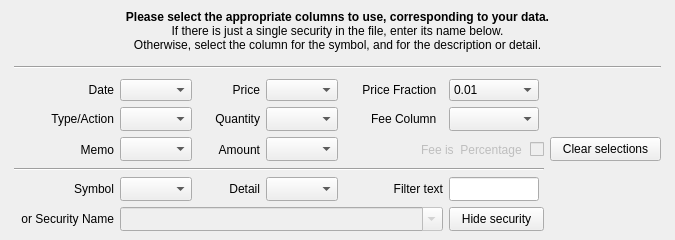
First picture: the form in kmymoney/plugins/csvimport/investmentwizardpage.ui, repository KDE/kmymoney, before the edit.
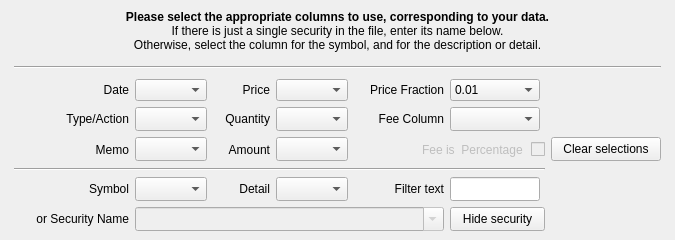
Second picture: the form after the edit. Custom widgets are drawn as their Qt base class.

Commit message: BUG:311481 - Fix problem in Schedules where the name field may be empty but OK button is enabled. Also, the amount field affects the OK button status. Make minor change to investmentwizardpage.ui, to fix width where a label was getting clipped, and remove two trailing spaces.

Diff of the .ui file:
```diff
--- a/kmymoney/plugins/csvimport/investmentwizardpage.ui
+++ b/kmymoney/plugins/csvimport/investmentwizardpage.ui
@@ -71,7 +71,7 @@
         </widget>
        </item>
        <item>
-        <layout class="QGridLayout" name="gridLayout" rowstretch="4,0,0,0,0,0" columnstretch="8,5,5,5,8,12,9">
+        <layout class="QGridLayout" name="gridLayout" rowstretch="4,0,0,0,0,0" columnstretch="22,10,10,11,16,11,18">
          <item row="0" column="0">
           <widget class="QLabel" name="labelInv_date">
            <property name="minimumSize">
@@ -190,7 +190,7 @@
             <string comment="noun, conversion factor to align pricing in the imported file with KMM's internal prices. "/>
            </property>
            <property name="text">
-            <string comment="noun, conversion fraction/multiplier to use to make compatible the csv pricing with KMM pricing.">Price Fraction  </string>
+            <string comment="noun, conversion fraction/multiplier to use to make compatible the csv pricing with KMM pricing.">Price Fraction</string>
            </property>
            <property name="alignment">
             <set>Qt::AlignRight|Qt::AlignTrailing|Qt::AlignVCenter</set>
@@ -612,7 +612,7 @@
             <enum>Qt::LeftToRight</enum>
            </property>
            <property name="text">
-            <string comment="column containing fee field">Fee Column  </string>
+            <string comment="column containing fee field">Fee Column</string>
            </property>
            <property name="alignment">
             <set>Qt::AlignRight|Qt::AlignTrailing|Qt::AlignVCenter</set>
```
Left out of the diff: 2 changed lines with no effect on the pictures. The commit also changes 1 other file.
